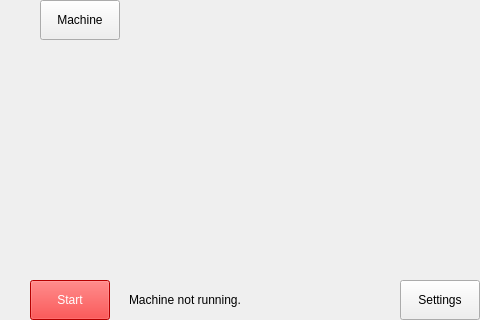
This is modbus-application/mainwindow.ui in Wolkabout/offset-printing-machine-simulator-application as Qt 5 draws it before an edit; both pictures show x 320 to 800 and y 280 to 600 of the 800 by 600 pixel window. The edited form follows.
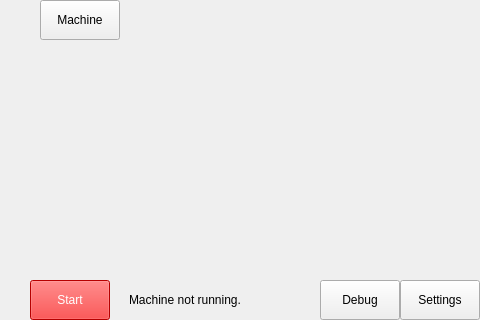
This is the edited form.

The edit to the form file:
```diff
--- a/modbus-application/mainwindow.ui
+++ b/modbus-application/mainwindow.ui
@@ -300,6 +300,19 @@
      <set>Qt::AlignCenter</set>
     </property>
    </widget>
+   <widget class="QPushButton" name="pushButton">
+    <property name="geometry">
+     <rect>
+      <x>640</x>
+      <y>560</y>
+      <width>80</width>
+      <height>40</height>
+     </rect>
+    </property>
+    <property name="text">
+     <string>Debug</string>
+    </property>
+   </widget>
   </widget>
  </widget>
  <layoutdefault spacing="6" margin="11"/>
```
